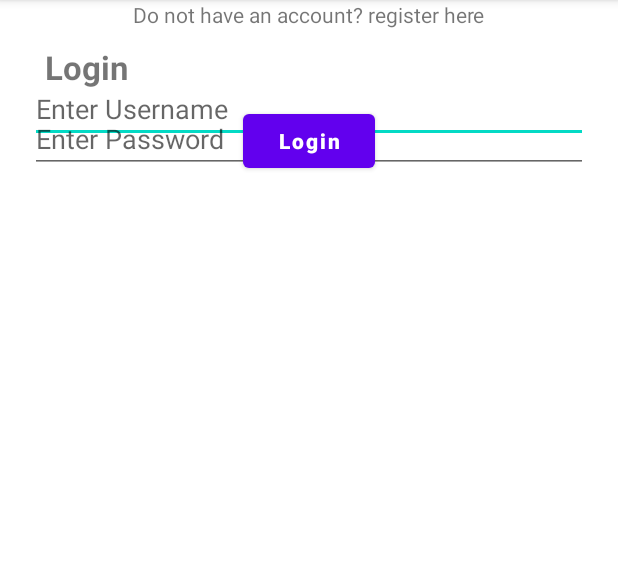
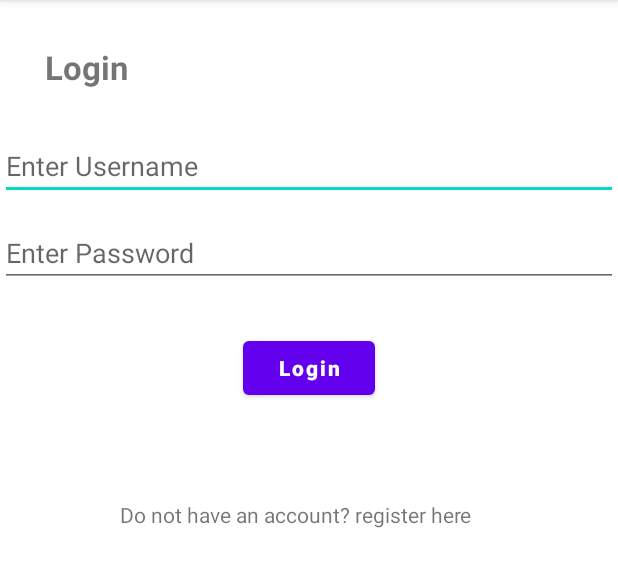
Before and after one commit to Odile078/MovieJournal2, an Android app: the screen it shows after launch (LoginActivity), on a phone screen of 412 x 824 dp, the part 84-671 px from its top. Run offline under Robolectric (Android 15) with nearby library versions, the phone set to English and light mode, and no system bars; our stand-ins replace Firebase (no records; nobody signed in at launch, a user with empty details on screens opened directly); Roboto replaces fonts that are not available here.

```diff
--- a/app/src/main/res/layout/activity_login.xml
+++ b/app/src/main/res/layout/activity_login.xml
@@ -1,5 +1,5 @@
 <?xml version="1.0" encoding="utf-8"?>
-<androidx.constraintlayout.widget.ConstraintLayout xmlns:android="http://schemas.android.com/apk/res/android"
+<RelativeLayout xmlns:android="http://schemas.android.com/apk/res/android"
     xmlns:app="http://schemas.android.com/apk/res-auto"
     xmlns:tools="http://schemas.android.com/tools"
     android:layout_width="match_parent"
@@ -16,36 +16,39 @@
         android:textSize="22dp"
         android:textStyle="bold"
         android:layout_margin="30dp"/>
+
     <EditText
         android:id="@+id/usernameInput"
         android:layout_width="match_parent"
         android:layout_height="wrap_content"
+        android:layout_alignParentTop="true"
+        android:layout_centerHorizontal="true"
+        android:layout_marginTop="88dp"
         android:hint="Enter Username"
+        app:layout_constraintEnd_toEndOf="parent"
         app:layout_constraintStart_toStartOf="parent"
-        app:layout_constraintEnd_toEndOf="parent"
-        app:layout_constraintTop_toTopOf="@id/tvtitle"
-        android:layout_margin="20dp"/>
+        app:layout_constraintTop_toTopOf="@id/tvtitle" />
+
     <EditText
         android:id="@+id/passwordInput"
         android:layout_width="match_parent"
         android:layout_height="wrap_content"
-        android:hint="Enter Password"
-        app:layout_constraintStart_toStartOf="parent"
-        app:layout_constraintEnd_toEndOf="parent"
-        app:layout_constraintTop_toTopOf="@id/usernameInput"
-        android:layout_margin="20dp"/>
+        android:layout_alignParentTop="true"
+        android:layout_alignParentEnd="true"
+        android:layout_marginTop="146dp"
+        android:hint="Enter Password" />
 
     <Button
         android:id="@+id/buttonLogin"
         android:layout_width="wrap_content"
         android:layout_height="wrap_content"
+        android:layout_alignParentTop="true"
+        android:layout_centerHorizontal="true"
+        android:layout_marginTop="221dp"
+        android:padding="5dp"
         android:text="Login"
-        android:textStyle="bold"
-        android:padding="5dp"
         android:textAllCaps="false"
-        app:layout_constraintStart_toStartOf="parent"
-        app:layout_constraintEnd_toEndOf="parent"
-        app:layout_constraintTop_toTopOf="@id/passwordInput"/>
+        android:textStyle="bold" />
 
     <TextView
         android:id="@+id/registrationLink"
@@ -53,11 +56,11 @@
         android:layout_height="wrap_content"
         android:layout_alignParentStart="true"
         android:layout_alignParentBottom="true"
+        android:layout_centerHorizontal="true"
+        android:layout_marginStart="80dp"
+        android:layout_marginBottom="415dp"
         android:text="Do not have an account? register here"
-        tools:layout_editor_absoluteX="67dp"
-        tools:layout_editor_absoluteY="156dp"
-        app:layout_constraintStart_toStartOf="parent"
-        app:layout_constraintEnd_toEndOf="parent"
-       />
 
-</androidx.constraintlayout.widget.ConstraintLayout>
+        tools:layout_editor_absoluteY="268dp" />
+
+</RelativeLayout>
```
Also changed, not shown: 1 other file.
